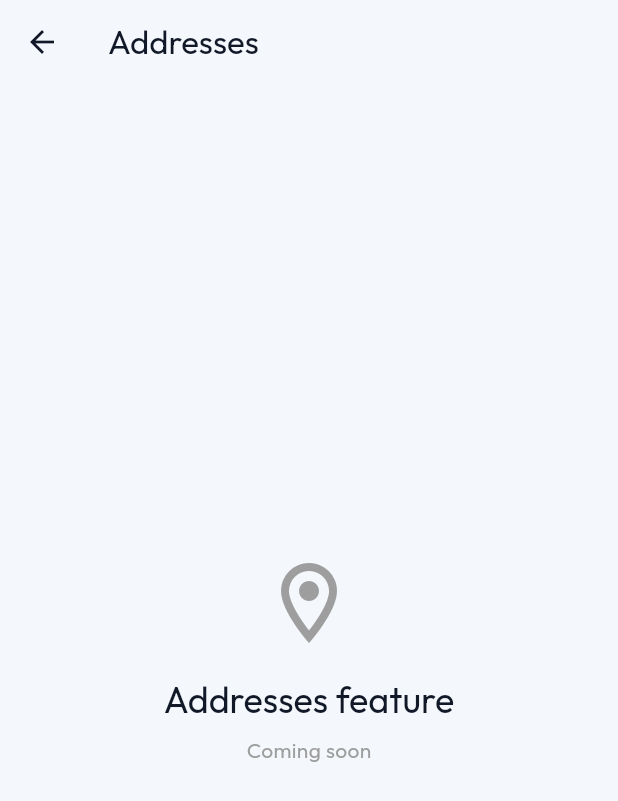
After one commit to danimaz534-debug/new, a Flutter app: the AddressesScreen screen opened directly, on a phone screen of 412 x 824 dp. The commit adds this screen. Shown: the top 801 px of the screen. Run offline on Flutter 3.47's test engine with Material 3 defaults, Android fonts, the phone set to English and light mode, and no system bars; our stand-ins replace cached_network_image, google_fonts, shared_preferences, supabase_flutter; accounts and stored records are empty; network calls fail.

Commit message:
Add Orders, Addresses, Notifications screens and navigation from Profile

```diff
--- /dev/null
+++ b/mobile_app/lib/screens/addresses/addresses_screen.dart
@@ -0,0 +1,38 @@
+import 'package:flutter/material.dart';
+import 'package:provider/provider.dart';
+
+import '../../core/providers/app_state_provider.dart';
+
+class AddressesScreen extends StatelessWidget {
+  const AddressesScreen({super.key});
+
+  @override
+  Widget build(BuildContext context) {
+    final appState = context.watch<AppStateProvider>();
+    final theme = Theme.of(context);
+
+    return Scaffold(
+      appBar: AppBar(
+        title: Text(appState.text(en: 'Addresses', ar: 'العناوين')),
+      ),
+      body: Center(
+        child: Column(
+          mainAxisSize: MainAxisSize.min,
+          children: [
+            const Icon(Icons.location_on_outlined, size: 64, color: Colors.grey),
+            const SizedBox(height: 16),
+            Text(
+              appState.text(en: 'Addresses feature', ar: 'ميزة العناوين'),
+              style: theme.textTheme.headlineSmall,
+            ),
+            const SizedBox(height: 8),
+            Text(
+              appState.text(en: 'Coming soon', ar: 'قريبا'),
+              style: theme.textTheme.bodyMedium?.copyWith(color: Colors.grey),
+            ),
+          ],
+        ),
+      ),
+    );
+  }
+}
```
Also changed, not shown: mobile_app/lib/screens/notifications/notifications_screen.dart (added, +85 -0 lines), mobile_app/lib/screens/orders/orders_screen.dart (added, +123 -0 lines), mobile_app/lib/screens/profile/profile_screen.dart (+9 -12 lines).
